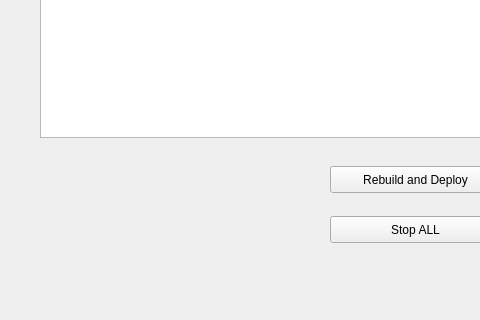
ArthurWuTW/docker-compose-management, file qt5Ui/ui/Ui_MainWindowBase.ui: the form before one commit; both pictures show x 0 to 480 and y 393 to 713 of the 1089 by 713 pixel window.
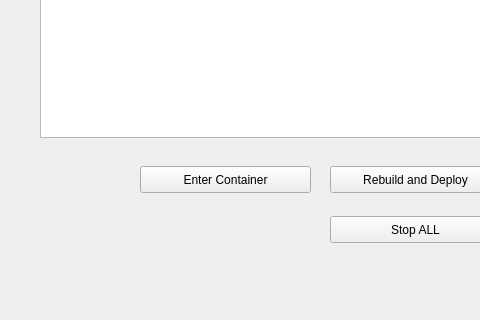
The form after the commit.

Commit message: enter container

The edit to the form file:
```diff
--- a/qt5Ui/ui/Ui_MainWindowBase.ui
+++ b/qt5Ui/ui/Ui_MainWindowBase.ui
@@ -233,6 +233,19 @@
      <string>Stop</string>
     </property>
    </widget>
+   <widget class="QPushButton" name="pushButtonEnterContainer">
+    <property name="geometry">
+     <rect>
+      <x>140</x>
+      <y>540</y>
+      <width>171</width>
+      <height>27</height>
+     </rect>
+    </property>
+    <property name="text">
+     <string>Enter Container</string>
+    </property>
+   </widget>
   </widget>
   <widget class="QMenuBar" name="menubar">
    <property name="geometry">
```
The commit also changes 1 other file.
